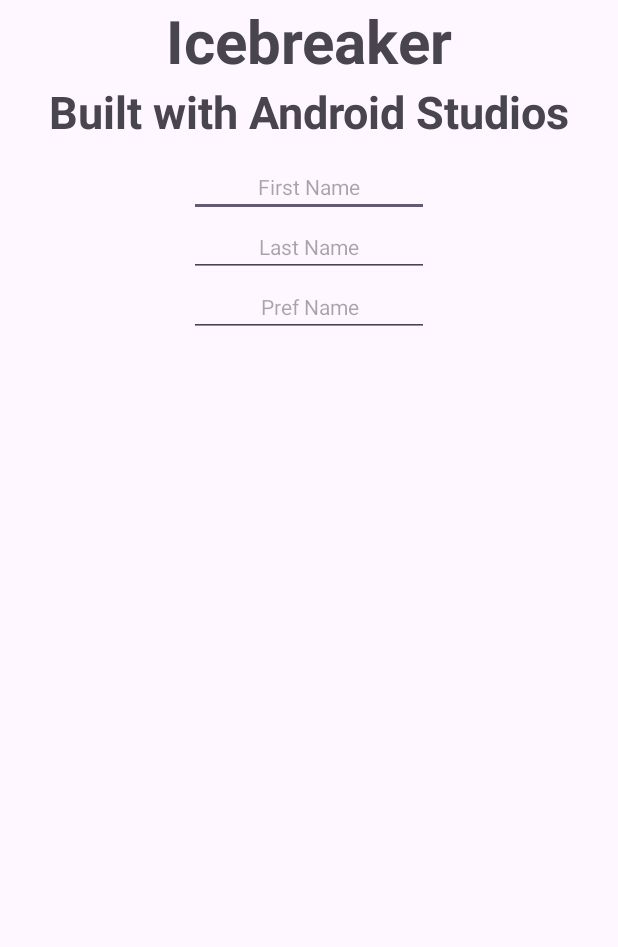
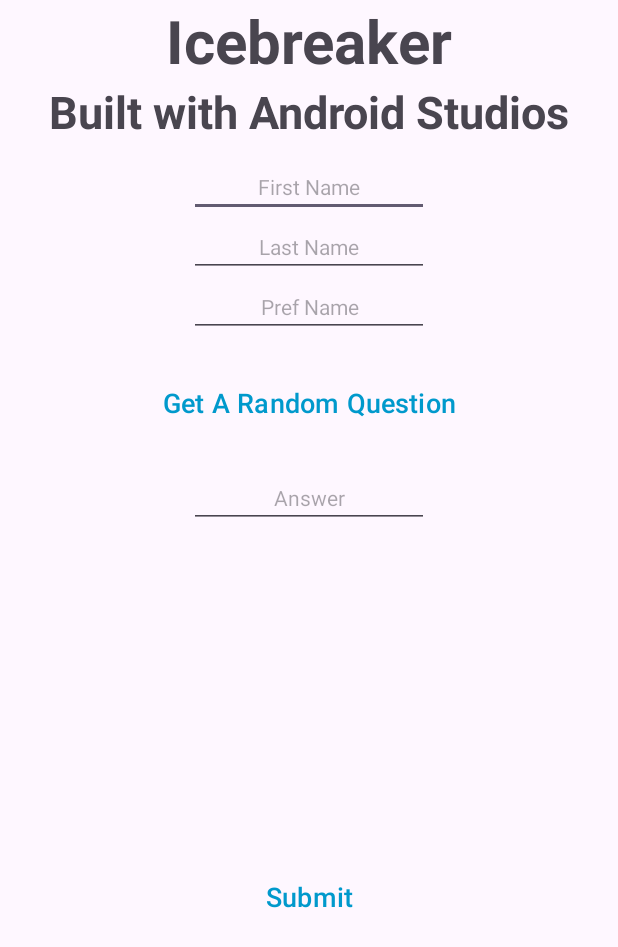
Before and after one commit to UNH-Android-Fall2024/Icebreaker-Sumanth-F24, an Android app: the screen it shows after launch (MainActivity), on a phone screen of 412 x 824 dp. Shown: the top 947 px of the screen. Run offline under Robolectric (Android 15) with nearby library versions, the phone set to English and light mode, and no system bars.

Commit message:
Addition of Buttons
Added Get random question Button and Submit button along with the random question text field

```diff
--- a/app/src/main/res/layout/activity_main.xml
+++ b/app/src/main/res/layout/activity_main.xml
@@ -67,5 +67,56 @@
         android:ems="10"
         android:textAlignment="center"/>
 
+    <Button
+        android:layout_width="wrap_content"
+        android:layout_height="wrap_content"
+        android:text="Get A Random Question"
+        app:layout_constraintStart_toStartOf="parent"
+        app:layout_constraintEnd_toEndOf="parent"
+        app:layout_constraintTop_toBottomOf="@id/txtPrefName"
+        android:layout_marginTop="20sp"
+        android:textSize="18sp"
+        android:id="@+id/btnSetRandomQuestion"
+        android:backgroundTint="@android:color/transparent"
+        android:textColor="@android:color/holo_blue_dark"/>
+
+    <TextView
+        android:id="@+id/txtQuestion"
+        android:layout_width="wrap_content"
+        android:layout_height="wrap_content"
+        tools:text="What is the Favourite flavor of ice cream?"
+        app:layout_constraintEnd_toEndOf="parent"
+        app:layout_constraintStart_toStartOf="parent"
+        app:layout_constraintTop_toBottomOf="@id/btnSetRandomQuestion" />
+
+    <EditText
+        android:layout_width="wrap_content"
+        android:layout_height="wrap_content"
+        android:id="@+id/txtAnswer"
+        android:hint="Answer"
+        app:layout_constraintStart_toStartOf="parent"
+        app:layout_constraintEnd_toEndOf="parent"
+        app:layout_constraintTop_toBottomOf="@+id/txtQuestion"
+        android:textSize="14sp"
+        android:ems="10"
+        android:textAlignment="center"/>
+
+    <Button
+        android:layout_width="wrap_content"
+        android:layout_height="wrap_content"
+        android:text="Submit"
+        app:layout_constraintStart_toStartOf="parent"
+        app:layout_constraintEnd_toEndOf="parent"
+        app:layout_constraintTop_toBottomOf="@id/txtAnswer"
+        android:layout_marginTop="20sp"
+        android:textSize="18sp"
+        android:id="@+id/btnSubmit"
+        android:backgroundTint="@android:color/transparent"
+        android:textColor="@android:color/holo_blue_dark"
+        app:layout_constraintBottom_toBottomOf="parent"/>
+
+
+
+
 
 </androidx.constraintlayout.widget.ConstraintLayout>
```
